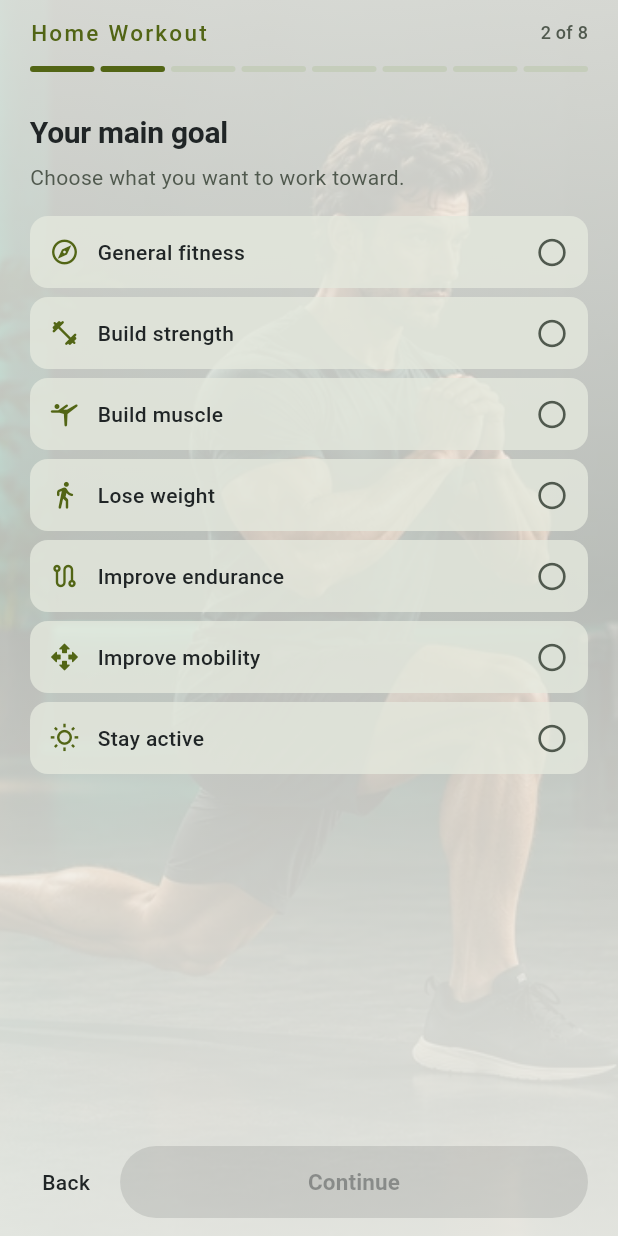
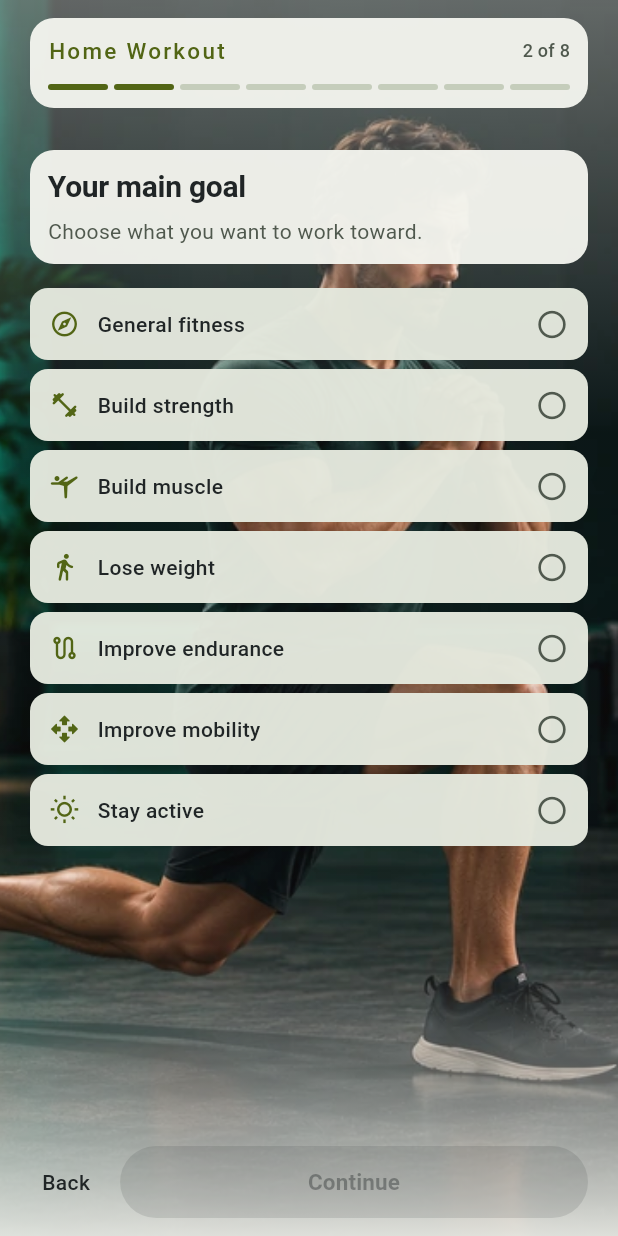
Before and after one commit to mu-spec/fitflow, a Flutter app: the screen it shows after launch, after a tap on "Continue", on a phone screen of 412 x 824 dp. Run offline on Flutter 3.47's test engine with Material 3 defaults, Android fonts, the phone set to English and light mode, and no system bars; our stand-ins replace file_picker, flutter_local_notifications, flutter_riverpod, flutter_timezone, flutter_tts, go_router and 2 more; accounts and stored records are empty.

Commit message:
Polish setup presentation and add two-exercise animation pilot

```diff
--- a/fitflow/lib/features/onboarding/presentation/onboarding_screen.dart
+++ b/fitflow/lib/features/onboarding/presentation/onboarding_screen.dart
@@ -1,3 +1,4 @@
+import 'setup_photo_background.dart';
 import 'package:fitflow/app/router/app_routes.dart';
 import 'package:fitflow/l10n/enum_labels.dart';
 import 'package:fitflow/l10n/fitflow_l10n.dart';
@@ -100,7 +101,7 @@ class _OnboardingScreenState extends ConsumerState<OnboardingScreen> {
       'environment' => const EnvironmentStepContent(),
       'equipment' => const EquipmentStepContent(),
       'preferences' => const PreferencesStepContent(),
-      'ready' => Text(body ?? ''),
+      'ready' => SetupPhotoPanel(child: Text(body ?? '')),
       _ => const SizedBox.shrink(),
     };
   }
--- a/fitflow/lib/features/onboarding/presentation/onboarding_shell.dart
+++ b/fitflow/lib/features/onboarding/presentation/onboarding_shell.dart
@@ -64,6 +64,10 @@ class OnboardingShell extends StatelessWidget {
         Widget body() =>
             Column(crossAxisAlignment: CrossAxisAlignment.stretch, children: [
               const SizedBox(height: 16),
+              SetupPhotoPanel(
+                  child: Column(
+                      crossAxisAlignment: CrossAxisAlignment.stretch,
+                      children: [
                     Semantics(
                         header: true,
                         child: Text(title,
@@ -72,18 +76,20 @@ class OnboardingShell extends StatelessWidget {
                     if (description != null) ...[
                       const SizedBox(height: 8),
                       Text(description!,
-                    style: theme.textTheme.bodyMedium
-                        ?.copyWith(color: theme.colorScheme.onSurfaceVariant)),
+                          style: theme.textTheme.bodyMedium?.copyWith(
+                              color: theme.colorScheme.onSurfaceVariant)),
                     ],
+                  ])),
               const SizedBox(height: 16),
               content,
               if (error != null) ...[
                 const SizedBox(height: 12),
                 Semantics(
                     liveRegion: true,
+                    child: SetupPhotoPanel(
                         child: Text(error!,
                             style: theme.textTheme.bodyMedium
-                            ?.copyWith(color: theme.colorScheme.error))),
+                                ?.copyWith(color: theme.colorScheme.error)))),
               ],
               const SizedBox(height: 8),
             ]);
@@ -95,8 +101,9 @@ class OnboardingShell extends StatelessWidget {
                   child: LayoutBuilder(builder: (context, constraints) {
                     final progress = Padding(
                         padding: const EdgeInsets.symmetric(vertical: 12),
+                        child: SetupPhotoPanel(
                             child: OnboardingProgress(
-                            step: step, totalSteps: totalSteps));
+                                step: step, totalSteps: totalSteps)));
                     return Padding(
                         padding: const EdgeInsets.symmetric(horizontal: 20),
                         child: constraints.maxHeight < 400
--- a/fitflow/lib/features/onboarding/presentation/preferences_step_content.dart
+++ b/fitflow/lib/features/onboarding/presentation/preferences_step_content.dart
@@ -2,6 +2,7 @@ import 'package:fitflow/features/onboarding/data/workout_preference.dart';
 import 'package:fitflow/l10n/enum_labels.dart';
 import 'package:fitflow/l10n/fitflow_l10n.dart';
 import 'package:fitflow/features/onboarding/presentation/widgets/onboarding_choice.dart';
+import 'setup_photo_background.dart';
 import 'package:fitflow/features/onboarding/state/onboarding_controller.dart';
 import 'package:flutter/material.dart';
 import 'package:fitflow/core/design/fitflow_spacing.dart';
@@ -23,12 +24,13 @@ class PreferencesStepContent extends ConsumerWidget {
       children: [
         Padding(
           padding: const EdgeInsets.only(bottom: FitFlowSpace.sm),
-          child: Text(
+          child: SetupPhotoPanel(
+              child: Text(
             context.l10n.onboardingPreferencesNote,
             style: theme.textTheme.bodySmall?.copyWith(
               color: theme.colorScheme.onSurfaceVariant,
             ),
-          ),
+          )),
         ),
         for (final preference in WorkoutPreference.values)
           OnboardingChoice(
--- a/fitflow/lib/features/onboarding/presentation/setup_photo_background.dart
+++ b/fitflow/lib/features/onboarding/presentation/setup_photo_background.dart
@@ -11,7 +11,6 @@ class SetupPhotoBackground extends StatelessWidget {
 
   @override
   Widget build(BuildContext context) {
-    final dark = Theme.of(context).brightness == Brightness.dark;
     final surface = Theme.of(context).colorScheme.surface;
     final asset = ExerciseMediaRegistry.lookup(exerciseId)?.hero;
     return Stack(fit: StackFit.expand, children: [
@@ -23,20 +22,34 @@ class SetupPhotoBackground extends StatelessWidget {
                 fit: BoxFit.cover,
                 alignment: Alignment.center,
                 errorBuilder: (_, __, ___) => ColoredBox(color: surface))),
-      // A continuous scrim keeps questions readable even over bright clothing.
+      // Keep the athlete vivid. Text has its own readable panel instead of
+      // washing the entire photograph out with a continuous opaque scrim.
       DecoratedBox(
           decoration: BoxDecoration(
               gradient: LinearGradient(
         begin: Alignment.topCenter,
         end: Alignment.bottomCenter,
         colors: [
-          surface.withValues(alpha: dark ? .82 : .88),
-          surface.withValues(alpha: dark ? .78 : .76),
-          surface.withValues(alpha: dark ? .90 : .92)
+          surface.withValues(alpha: .40),
+          surface.withValues(alpha: .04),
+          surface.withValues(alpha: .04),
+          surface.withValues(alpha: .90)
         ],
-        stops: const [0, .48, 1],
+        stops: const [0, .35, .78, 1],
       ))),
       child,
     ]);
   }
 }
+
+/// Local contrast protection; light and dark choices retain the selected theme.
+class SetupPhotoPanel extends StatelessWidget {
+  const SetupPhotoPanel({super.key, required this.child});
+  final Widget child;
+
+  @override
+  Widget build(BuildContext context) => Material(
+      color: Theme.of(context).colorScheme.surface.withValues(alpha: .96),
+      borderRadius: BorderRadius.circular(16),
+      child: Padding(padding: const EdgeInsets.all(12), child: child));
+}
--- a/fitflow/lib/features/onboarding/presentation/widgets/onboarding_choice.dart
+++ b/fitflow/lib/features/onboarding/presentation/widgets/onboarding_choice.dart
@@ -34,7 +34,7 @@ class OnboardingChoice extends StatelessWidget {
           child: Material(
               color: selected
                   ? colors.primaryContainer.withValues(alpha: .95)
-                  : colors.surfaceContainerLow.withValues(alpha: .80),
+                  : colors.surfaceContainerLow.withValues(alpha: .97),
               borderRadius: BorderRadius.circular(12),
               child: InkWell(
                 onTap: onSelected,
--- a/fitflow/lib/features/onboarding/presentation/workout_preparation_view.dart
+++ b/fitflow/lib/features/onboarding/presentation/workout_preparation_view.dart
@@ -31,8 +31,9 @@ class WorkoutPreparationView extends StatelessWidget {
           child: LayoutBuilder(
               builder: (context, constraints) => SingleChildScrollView(
                     child: ConstrainedBox(
-                      constraints:
-                          BoxConstraints(minHeight: constraints.maxHeight),
+                      constraints: BoxConstraints(
+                          minHeight: constraints.maxHeight,
+                          minWidth: constraints.maxWidth),
                       child: Padding(
                           padding: const EdgeInsets.all(24),
                           child: Column(
--- a/fitflow/lib/features/splash/splash_screen.dart
+++ b/fitflow/lib/features/splash/splash_screen.dart
@@ -1,3 +1,4 @@
+import 'dart:async';
 import 'package:fitflow/app/router/app_routes.dart';
 import 'package:fitflow/features/workouts/presentation/workouts_theme.dart';
 import 'package:fitflow/l10n/fitflow_l10n.dart';
@@ -7,6 +8,7 @@ import 'package:fitflow/features/onboarding/state/user_fitness_profile_controlle
 import 'package:fitflow/features/splash/startup_destination.dart';
 import 'package:fitflow/features/workouts/state/capability_profile_controller.dart';
 import 'package:flutter/material.dart';
+import 'package:flutter/services.dart';
 import 'package:flutter_riverpod/flutter_riverpod.dart';
 import 'package:go_router/go_router.dart';
 
@@ -23,6 +25,8 @@ class SplashScreen extends ConsumerStatefulWidget {
 }
 
 class _SplashScreenState extends ConsumerState<SplashScreen> {
+  final _brandReady = Completer<void>();
+  Timer? _brandTimer;
   bool _navigated = false;
   bool _loadFailed = false;
   bool _retryInFlight = false;
@@ -30,8 +34,20 @@ class _SplashScreenState extends ConsumerState<SplashScreen> {
   @override
   void initState() {
     super.initState();
+    _brandTimer = Timer(AppConstants.splashDelay, _finishBrandPresentation);
     // ignore: discarded_futures
     _loadAndRoute(invalidate: false);
+  }
+
+  void _finishBrandPresentation() {
+    _brandTimer?.cancel();
+    if (!_brandReady.isCompleted) _brandReady.complete();
+  }
+
+  @override
+  void dispose() {
+    _finishBrandPresentation();
+    super.dispose();
   }
 
   /// Loads one persisted startup value independently, converting thrown
@@ -65,7 +81,7 @@ class _SplashScreenState extends ConsumerState<SplashScreen> {
   }
 
   /// Splash → load required persisted state concurrently → deterministic
-  /// routing with no artificial delay:
+  /// routing after the minimum brand presentation (errors appear immediately):
   /// No UserFitnessProfile → Onboarding
   /// UserFitnessProfile + no CapabilityProfile → Capability Assessment
   /// Both valid → Home
@@ -97,12 +113,14 @@ class _SplashScreenState extends ConsumerState<SplashScreen> {
     );
 
     if (destination == StartupDestination.recovery) {
+      _finishBrandPresentation();
       setState(() => _loadFailed = true);
       return;
     }
 
+    await _brandReady.future;
+    if (!mounted) return;
     _navigated = true;
-    if (!mounted) return;
     switch (destination) {
       case StartupDestination.onboarding:
         context.go(AppRoutes.onboarding);
@@ -119,7 +137,14 @@ class _SplashScreenState extends ConsumerState<SplashScreen> {
   Widget build(BuildContext context) {
     return WorkoutsTheme(child: Builder(builder: (context) {
       final theme = Theme.of(context);
-      return Scaffold(
+      return AnnotatedRegion<SystemUiOverlayStyle>(
+          value: _loadFailed && theme.brightness == Brightness.light
+              ? SystemUiOverlayStyle.dark
+              : SystemUiOverlayStyle.light,
+          child: Scaffold(
+            backgroundColor: _loadFailed
+                ? theme.scaffoldBackgroundColor
+                : const Color(0xFF202526),
             body: SafeArea(
               child: Center(
                 child: Padding(
@@ -135,34 +160,43 @@ class _SplashScreenState extends ConsumerState<SplashScreen> {
                           mainAxisSize: MainAxisSize.min,
                           children: [
                             ClipRRect(
-                            borderRadius: BorderRadius.circular(24),
+                                borderRadius: BorderRadius.circular(32),
                                 child: Image.asset(
                                     'assets/images/branding/home_workout_icon.png',
-                                width: 112,
-                                height: 112,
+                                    width: 156,
+                                    height: 156,
                                     excludeFromSemantics: true)),
-                        const SizedBox(height: 24),
+                            const SizedBox(height: 28),
                             Text(
                               AppConstants.appName,
                               textAlign: TextAlign.center,
-                          style: theme.textTheme.headlineSmall?.copyWith(
-                            color: theme.colorScheme.primary,
+                              style: theme.textTheme.headlineMedium?.copyWith(
+                                fontWeight: FontWeight.w700,
+                                letterSpacing: -.7,
+                                color: const Color(0xFFF3F4EE),
                               ),
                             ),
-                        const SizedBox(height: 8),
+                            const SizedBox(height: 12),
                             Text(
                               AppConstants.tagline,
                               textAlign: TextAlign.center,
                               style: theme.textTheme.bodyLarge?.copyWith(
-                            color: theme.colorScheme.onSurfaceVariant,
+                                color: const Color(0xFFC4CBC3),
                               ),
                             ),
+                            const SizedBox(height: 28),
+                            Container(
+                                width: 44,
+                                height: 4,
+                                decoration: BoxDecoration(
+                                    color: const Color(0xFFD4E779),
+                                    borderRadius: BorderRadius.circular(2))),
                           ],
                         )),
                 ),
               ),
             ),
-      );
+          ));
     }));
   }
 }
```
Also changed, not shown: fitflow/lib/core/constants/app_constants.dart (+3 -6 lines), fitflow/lib/features/capability_assessment/presentation/capability_assessment_screen.dart (+9 -6 lines), fitflow/lib/features/workout_player/presentation/widgets/pilot_exercise_demonstration.dart (added, +265 -0 lines), fitflow/lib/features/workout_player/presentation/widgets/workout_player_exercise_center.dart (+17 -6 lines), 13 other files. Lines whose indentation alone changed are shown as unchanged.
